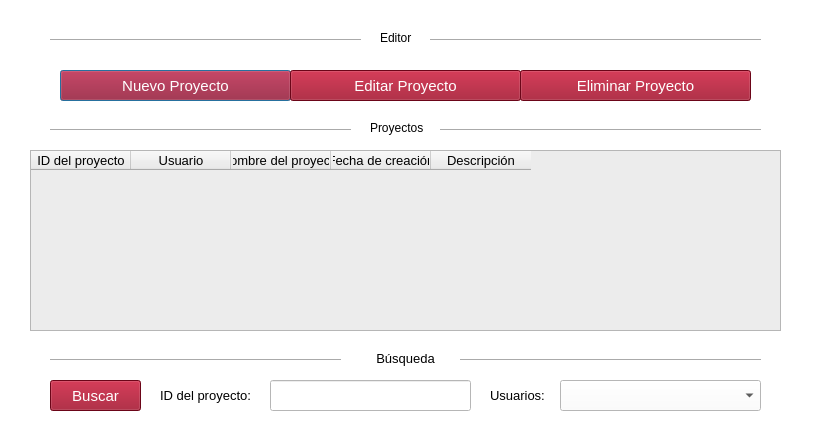
First picture: the form in LangmuirProbeGUI/GUI/projectManager.ui, repository joseluisalf/LangmuirProbeDesktopApp, before the edit.
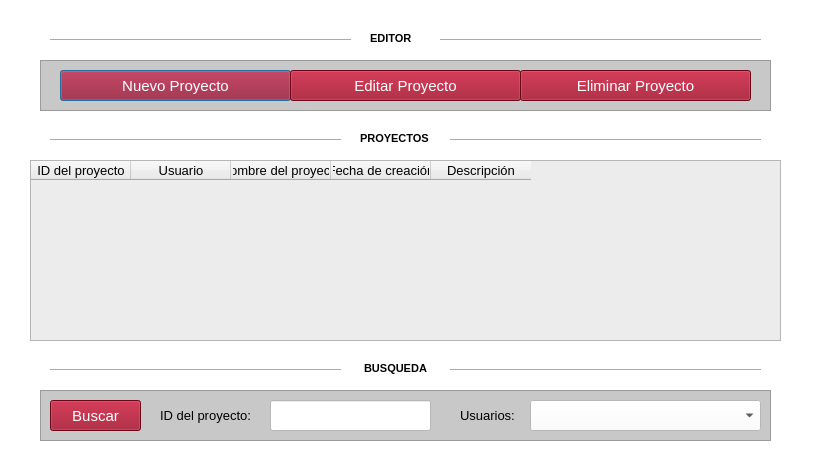
Second picture: the form after the edit.

Patch:
```diff
--- a/LangmuirProbeGUI/GUI/projectManager.ui
+++ b/LangmuirProbeGUI/GUI/projectManager.ui
@@ -7,7 +7,7 @@
     <x>0</x>
     <y>0</y>
     <width>815</width>
-    <height>442</height>
+    <height>469</height>
    </rect>
   </property>
   <property name="windowTitle">
@@ -37,6 +37,9 @@
    <property name="cursor">
     <cursorShape>PointingHandCursor</cursorShape>
    </property>
+   <property name="autoFillBackground">
+    <bool>false</bool>
+   </property>
    <property name="styleSheet">
     <string notr="true">background-color: rgb(150, 7, 33);
 color: rgb(255, 255, 255);
@@ -103,8 +106,8 @@
   <widget class="QLabel" name="label_6">
    <property name="geometry">
     <rect>
-     <x>490</x>
-     <y>380</y>
+     <x>460</x>
+     <y>400</y>
      <width>61</width>
      <height>31</height>
     </rect>
@@ -115,6 +118,12 @@
      <bold>false</bold>
     </font>
    </property>
+   <property name="autoFillBackground">
+    <bool>false</bool>
+   </property>
+   <property name="styleSheet">
+    <string notr="true">background-color: rgb(200, 200, 200);</string>
+   </property>
    <property name="text">
     <string>Usuarios:</string>
    </property>
@@ -123,8 +132,8 @@
    <property name="geometry">
     <rect>
      <x>270</x>
-     <y>380</y>
-     <width>201</width>
+     <y>400</y>
+     <width>161</width>
      <height>31</height>
     </rect>
    </property>
@@ -141,9 +150,9 @@
   <widget class="QComboBox" name="dpwComboBox">
    <property name="geometry">
     <rect>
-     <x>560</x>
-     <y>380</y>
-     <width>201</width>
+     <x>530</x>
+     <y>400</y>
+     <width>231</width>
      <height>31</height>
     </rect>
    </property>
@@ -152,7 +161,7 @@
    <property name="geometry">
     <rect>
      <x>160</x>
-     <y>380</y>
+     <y>400</y>
      <width>101</width>
      <height>31</height>
     </rect>
@@ -163,6 +172,9 @@
      <bold>false</bold>
     </font>
    </property>
+   <property name="styleSheet">
+    <string notr="true">background-color: rgb(200, 200, 200);</string>
+   </property>
    <property name="text">
     <string>ID del proyecto:</string>
    </property>
@@ -171,7 +183,7 @@
    <property name="geometry">
     <rect>
      <x>50</x>
-     <y>380</y>
+     <y>400</y>
      <width>91</width>
      <height>31</height>
     </rect>
@@ -198,7 +210,7 @@
    <property name="geometry">
     <rect>
      <x>30</x>
-     <y>150</y>
+     <y>160</y>
      <width>751</width>
      <height>181</height>
     </rect>
@@ -321,8 +333,8 @@
    <property name="geometry">
     <rect>
      <x>50</x>
-     <y>120</y>
-     <width>301</width>
+     <y>130</y>
+     <width>291</width>
      <height>20</height>
     </rect>
    </property>
@@ -333,22 +345,28 @@
   <widget class="QLabel" name="label">
    <property name="geometry">
     <rect>
-     <x>370</x>
-     <y>120</y>
-     <width>61</width>
+     <x>360</x>
+     <y>130</y>
+     <width>71</width>
      <height>16</height>
     </rect>
    </property>
+   <property name="font">
+    <font>
+     <pointsize>8</pointsize>
+     <bold>true</bold>
+    </font>
+   </property>
    <property name="text">
-    <string>Proyectos</string>
+    <string>PROYECTOS</string>
    </property>
   </widget>
   <widget class="Line" name="line_2">
    <property name="geometry">
     <rect>
-     <x>440</x>
-     <y>120</y>
-     <width>321</width>
+     <x>450</x>
+     <y>130</y>
+     <width>311</width>
      <height>20</height>
     </rect>
    </property>
@@ -359,32 +377,39 @@
   <widget class="QLabel" name="label_2">
    <property name="geometry">
     <rect>
-     <x>380</x>
+     <x>370</x>
      <y>30</y>
-     <width>41</width>
+     <width>51</width>
      <height>16</height>
     </rect>
    </property>
+   <property name="font">
+    <font>
+     <pointsize>8</pointsize>
+     <bold>true</bold>
+    </font>
+   </property>
    <property name="text">
-    <string>Editor</string>
+    <string>EDITOR</string>
    </property>
   </widget>
   <widget class="QLabel" name="label_3">
    <property name="geometry">
     <rect>
-     <x>370</x>
-     <y>350</y>
+     <x>360</x>
+     <y>360</y>
      <width>71</width>
      <height>16</height>
     </rect>
    </property>
    <property name="font">
     <font>
-     <pointsize>10</pointsize>
+     <pointsize>8</pointsize>
+     <bold>true</bold>
     </font>
    </property>
    <property name="text">
-    <string>Búsqueda</string>
+    <string>BUSQUEDA</string>
    </property>
    <property name="alignment">
     <set>Qt::AlignCenter</set>
@@ -394,7 +419,7 @@
    <property name="geometry">
     <rect>
      <x>50</x>
-     <y>350</y>
+     <y>360</y>
      <width>291</width>
      <height>21</height>
     </rect>
@@ -406,9 +431,9 @@
   <widget class="Line" name="line_7">
    <property name="geometry">
     <rect>
-     <x>460</x>
-     <y>350</y>
-     <width>301</width>
+     <x>450</x>
+     <y>360</y>
+     <width>311</width>
      <height>20</height>
     </rect>
    </property>
@@ -421,7 +446,7 @@
     <rect>
      <x>50</x>
      <y>30</y>
-     <width>311</width>
+     <width>301</width>
      <height>20</height>
     </rect>
    </property>
@@ -432,9 +457,9 @@
   <widget class="Line" name="line_8">
    <property name="geometry">
     <rect>
-     <x>430</x>
+     <x>440</x>
      <y>30</y>
-     <width>331</width>
+     <width>321</width>
      <height>20</height>
     </rect>
    </property>
@@ -442,6 +467,70 @@
     <enum>Qt::Horizontal</enum>
    </property>
   </widget>
+  <widget class="QFrame" name="frame">
+   <property name="geometry">
+    <rect>
+     <x>40</x>
+     <y>390</y>
+     <width>731</width>
+     <height>51</height>
+    </rect>
+   </property>
+   <property name="autoFillBackground">
+    <bool>false</bool>
+   </property>
+   <property name="styleSheet">
+    <string notr="true">background-color: rgb(200, 200, 200);</string>
+   </property>
+   <property name="frameShape">
+    <enum>QFrame::StyledPanel</enum>
+   </property>
+   <property name="frameShadow">
+    <enum>QFrame::Raised</enum>
+   </property>
+  </widget>
+  <widget class="QFrame" name="frame_2">
+   <property name="geometry">
+    <rect>
+     <x>40</x>
+     <y>60</y>
+     <width>731</width>
+     <height>51</height>
+    </rect>
+   </property>
+   <property name="autoFillBackground">
+    <bool>false</bool>
+   </property>
+   <property name="styleSheet">
+    <string notr="true">background-color: rgb(200, 200, 200);</string>
+   </property>
+   <property name="frameShape">
+    <enum>QFrame::StyledPanel</enum>
+   </property>
+   <property name="frameShadow">
+    <enum>QFrame::Raised</enum>
+   </property>
+  </widget>
+  <zorder>frame_2</zorder>
+  <zorder>frame</zorder>
+  <zorder>btnNewProject</zorder>
+  <zorder>btnModifyProject</zorder>
+  <zorder>btnDeleteProject</zorder>
+  <zorder>label_6</zorder>
+  <zorder>txtIdProject</zorder>
+  <zorder>dpwComboBox</zorder>
+  <zorder>label_8</zorder>
+  <zorder>btnFilterProject</zorder>
+  <zorder>tblwProjects</zorder>
+  <zorder>line</zorder>
+  <zorder>label</zorder>
+  <zorder>line_2</zorder>
+  <zorder>label_2</zorder>
+  <zorder>label_3</zorder>
+  <zorder>line_3</zorder>
+  <zorder>line_7</zorder>
+  <zorder>line_6</zorder>
+  <zorder>line_8</zorder>
  </widget>
  <resources/>
  <connections/>
```
Left out of the diff: 1 changed line with no effect on the pictures.
